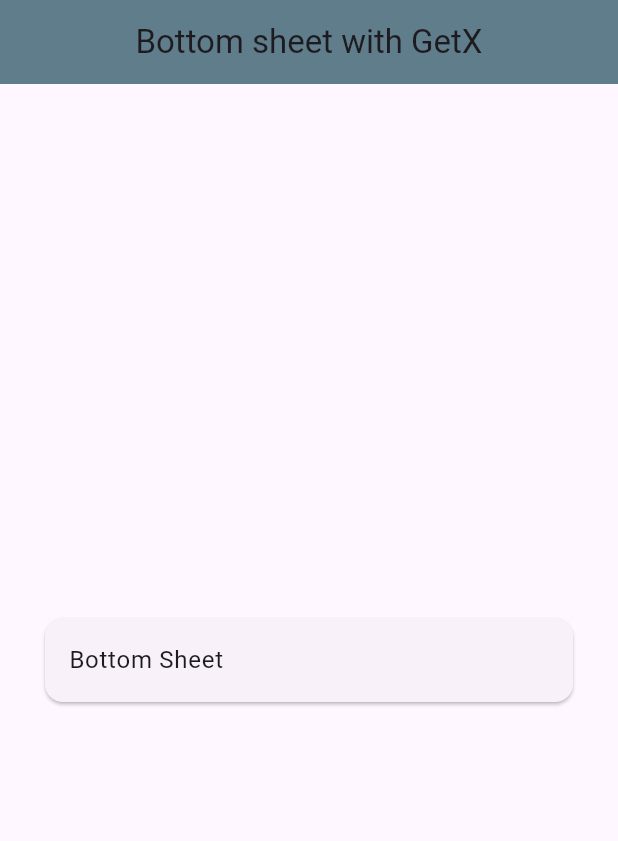
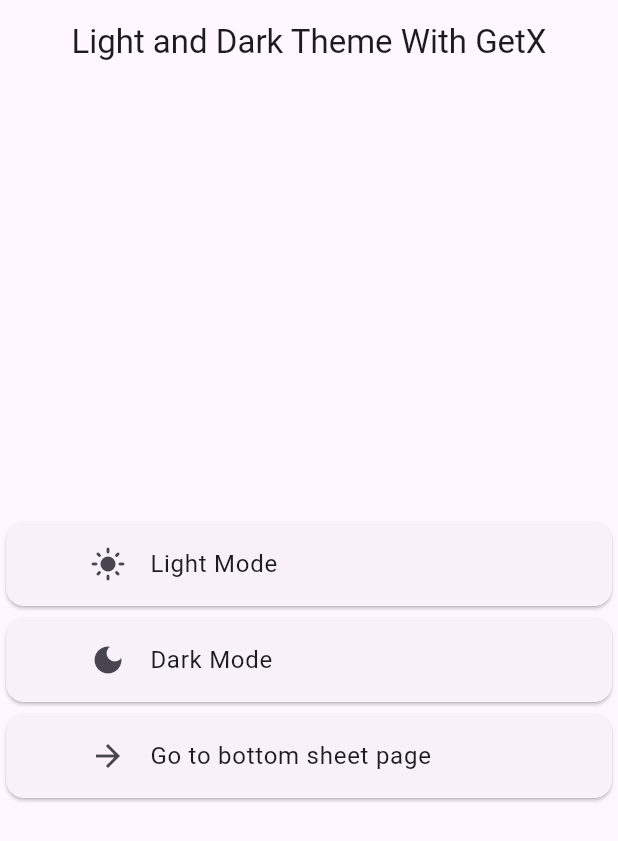
Before and after one commit to mdarifhosain214/Getx-snackbar, a Flutter app: the screen it shows after launch, on a phone screen of 412 x 824 dp. Shown: the top 841 px of the screen. Run offline on Flutter 3.47's test engine with Material 3 defaults, Android fonts, the phone set to English and light mode, and no system bars; our stand-ins replace get.

Commit message:
Light and Dark theme added using GetX.

```diff
--- /dev/null
+++ b/lib/light_dark_theme.dart
@@ -0,0 +1,65 @@
+import 'package:flutter/material.dart';
+import 'package:get/get.dart';
+
+import 'bottom_sheet.dart';
+class LightDarkTheme extends StatefulWidget {
+  const LightDarkTheme({super.key});
+
+  @override
+  State<LightDarkTheme> createState() => _LightDarkThemeState();
+}
+
+class _LightDarkThemeState extends State<LightDarkTheme> {
+  @override
+  Widget build(BuildContext context) {
+    return Scaffold(
+      appBar: AppBar(
+        title: const Text("Light and Dark Theme With GetX"),
+      ),
+      body:  Center(child: Column(
+        mainAxisAlignment: MainAxisAlignment.center,
+        children: [
+          Card(
+            child: Padding(
+              padding: const EdgeInsets.symmetric(horizontal: 40.0),
+              child: ListTile(
+                title: const Text('Light Mode'),
+                leading: const Icon(Icons.light_mode),
+                onTap: (){
+                  Get.changeTheme(ThemeData.light());
+
+                },
+              ),
+            ),
+          ),
+          Card(
+            child: Padding(
+              padding: const EdgeInsets.symmetric(horizontal: 40.0),
+              child: ListTile(
+                title: const Text('Dark Mode'),
+                leading: const Icon(Icons.dark_mode),
+                onTap: (){
+                  Get.changeTheme(ThemeData.dark());
+
+                },
+              ),
+            ),
+          ),
+          Card(
+            child: Padding(
+              padding: const EdgeInsets.symmetric(horizontal: 40.0),
+              child: ListTile(
+                title: const Text('Go to bottom sheet page'),
+                leading: const Icon(Icons.arrow_forward),
+                onTap: (){
+                  Get.to(()=>const BottomSheetClass());
+
+                },
+              ),
+            ),
+          ),
+        ],
+      ),),
+    );
+  }
+}
--- a/lib/main.dart
+++ b/lib/main.dart
@@ -1,6 +1,7 @@
 import 'package:flutter/material.dart';
 import 'package:get/get.dart';
 import 'bottom_sheet.dart';
+import 'light_dark_theme.dart';
 void main() {
   runApp(const MyApp());
 }
@@ -15,13 +16,13 @@
       debugShowCheckedModeBanner: false,
       title: 'Flutter Demo',
       theme: ThemeData(
-appBarTheme: AppBarTheme(
+appBarTheme: const AppBarTheme(
   centerTitle: true
 ),
         colorScheme: ColorScheme.fromSeed(seedColor: Colors.deepPurple),
         useMaterial3: true,
       ),
-      home: const BottomSheetClass(),
+      home: const LightDarkTheme(),
     );
   }
 }
```
